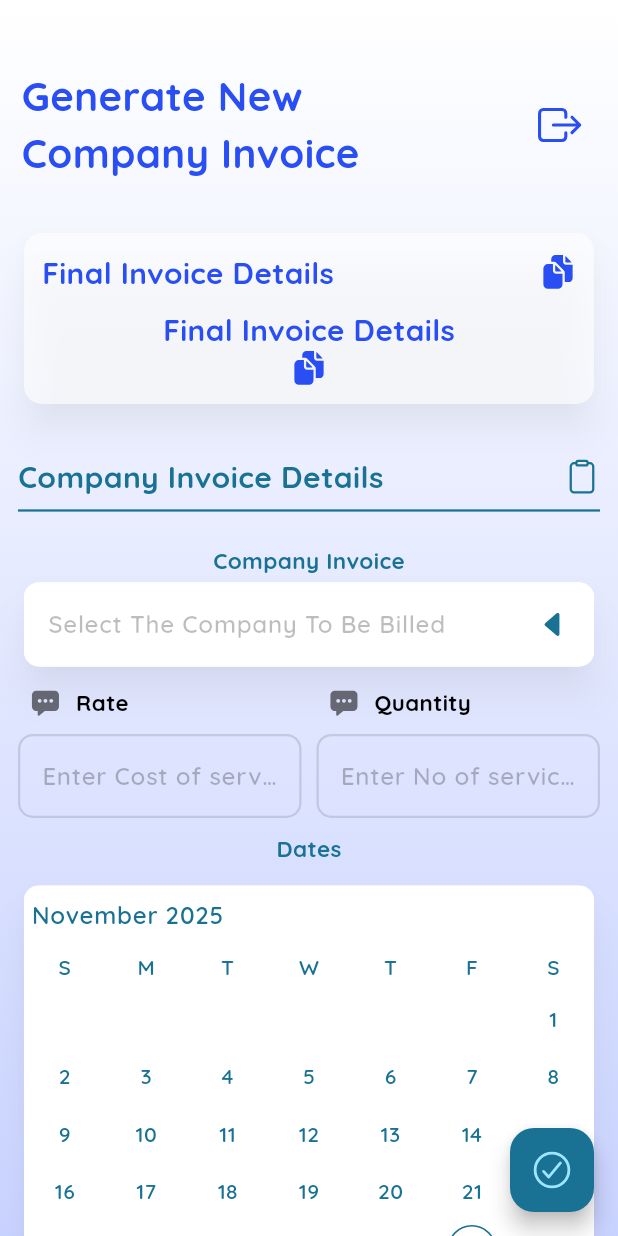
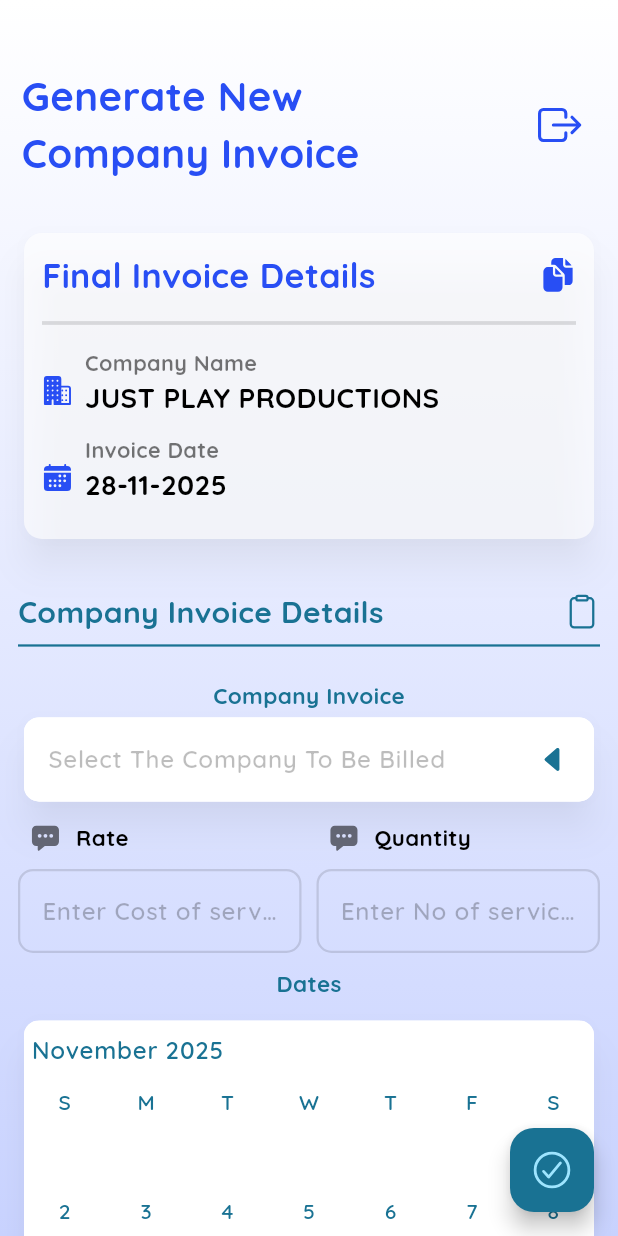
Before and after one commit to Preetham-Prasad-S/flutter-invoice-generator-clean-architecture, a Flutter app: the screen it shows after launch, after a tap on an icon or button, on a phone screen of 412 x 824 dp. Run offline on Flutter 3.47's test engine with Material 3 defaults, Android fonts, the phone set to English and light mode, and no system bars; drawn by our look-alikes of syncfusion_flutter_datepicker; our stand-ins replace carousel_slider, dotted_border, equatable, file_picker, flutter_riverpod, fpdart and 2 more; accounts and stored records are empty.

Commit message:
UI Editing Needed

```diff
--- a/lib/core/themes/app_color.dart
+++ b/lib/core/themes/app_color.dart
@@ -16,6 +16,8 @@
     255,
   );
 
+  static const Color fadedBlack = const Color.fromRGBO(0, 0, 0, 0.541);
+
   static const Color primaryAppColor = const Color.fromARGB(255, 40, 78, 244);
 
   static const Color whiteColor = const Color.fromARGB(255, 255, 255, 255);
--- a/lib/core/themes/app_theme.dart
+++ b/lib/core/themes/app_theme.dart
@@ -9,7 +9,7 @@
     textTheme: Typography().white.apply(fontFamily: "Quicksand"),
     scaffoldBackgroundColor: Colors.transparent,
     primaryColor: const Color.fromARGB(255, 40, 78, 244),
-    cardTheme: CardTheme(
+    cardTheme: CardThemeData(
       shadowColor: AppColor.cardShadowColor,
       color: AppColor.cardColor,
     ),
--- a/lib/features/home/presentation/screens/home_screen.dart
+++ b/lib/features/home/presentation/screens/home_screen.dart
@@ -56,11 +56,11 @@
             context,
             MaterialPageRoute(builder: (context) => UploadTemplateScreen()),
           ),
-      backgroundColor: const Color.fromARGB(255, 40, 77, 244),
+      backgroundColor: AppColor.primaryAppColor,
       child: Icon(
         Ionicons.add_circle_outline,
         size: screenWidth * 0.075,
-        color: const Color.fromARGB(255, 255, 255, 255),
+        color: AppColor.whiteColor,
       ),
     );
   }
@@ -106,11 +106,11 @@
     final screenWidth = MediaQuery.of(context).size.width;
 
     return Padding(
-      padding: EdgeInsets.all(screenWidth * 0.02),
+      padding: EdgeInsets.symmetric(horizontal: 12, vertical: 10),
       child: Card(
         elevation: 10,
-        shadowColor: Colors.black26,
-        color: const Color.fromARGB(171, 255, 255, 255),
+        shadowColor: AppColor.cardShadowColor,
+        color: AppColor.cardColor,
         child: Padding(
           padding: EdgeInsets.symmetric(
             horizontal: screenWidth * 0.04,
@@ -122,7 +122,7 @@
               Text(
                 "Latest Company Invoices",
                 style: TextStyle(
-                  color: const Color.fromARGB(255, 40, 78, 244),
+                  color: AppColor.primaryAppColor,
                   fontFamily: "Quicksand",
                   fontSize: screenWidth * 0.05,
                   fontWeight: FontWeight.w700,
@@ -131,7 +131,7 @@
 
               // Button to go the invoice page
               IconButton(
-                color: const Color.fromARGB(255, 40, 78, 244),
+                color: AppColor.primaryAppColor,
                 iconSize: screenWidth * 0.065,
                 onPressed:
                     () => Navigator.of(context).push(
--- a/lib/features/home/presentation/widgets/custom_invoice_card_calendar_details_widget.dart
+++ b/lib/features/home/presentation/widgets/custom_invoice_card_calendar_details_widget.dart
@@ -1,3 +1,4 @@
+import 'package:app_prototype/core/themes/app_color.dart';
 import 'package:flutter/material.dart';
 import 'package:ionicons/ionicons.dart';
 
@@ -18,7 +19,7 @@
       children: [
         Row(
           children: [
-            Icon(Ionicons.calendar, color: Colors.black38, size: 18),
+            Icon(Ionicons.calendar, color: AppColor.fadedBlack, size: 18),
             SizedBox(width: 10),
             Column(
               crossAxisAlignment: CrossAxisAlignment.start,
@@ -27,7 +28,7 @@
                   "Issued Date",
                   overflow: TextOverflow.ellipsis,
                   style: TextStyle(
-                    color: Colors.black54,
+                    color: AppColor.fadedBlack,
                     fontSize: 14,
                     fontWeight: FontWeight.w600,
                     fontFamily: "Quicksand",
@@ -37,7 +38,7 @@
                   "$month",
                   overflow: TextOverflow.ellipsis,
                   style: TextStyle(
-                    color: const Color.fromARGB(255, 40, 78, 244),
+                    color: AppColor.primaryAppColor,
                     fontSize: 16,
                     fontWeight: FontWeight.bold,
                     fontFamily: "Quicksand",
@@ -49,7 +50,7 @@
         ),
         Row(
           children: [
-            Icon(Ionicons.calendar_clear, color: Colors.black38, size: 18),
+            Icon(Ionicons.calendar_clear, color: AppColor.fadedBlack, size: 18),
             SizedBox(width: 10),
 
             Column(
@@ -60,7 +61,7 @@
                   "Year",
                   overflow: TextOverflow.ellipsis,
                   style: TextStyle(
-                    color: Colors.black54,
+                    color: AppColor.fadedBlack,
                     fontSize: 14,
                     fontWeight: FontWeight.w600,
                     fontFamily: "Quicksand",
@@ -70,7 +71,7 @@
                   "$year",
                   overflow: TextOverflow.ellipsis,
                   style: TextStyle(
-                    color: const Color.fromARGB(255, 40, 78, 244),
+                    color: AppColor.primaryAppColor,
                     fontSize: 16,
                     fontWeight: FontWeight.bold,
                     fontFamily: "Quicksand",
--- a/lib/features/home/presentation/widgets/custom_invoice_card_viewer_widget.dart
+++ b/lib/features/home/presentation/widgets/custom_invoice_card_viewer_widget.dart
@@ -12,7 +12,7 @@
   @override
   Widget build(BuildContext context) {
     return ListView.builder(
-      padding: EdgeInsets.all(8),
+      padding: EdgeInsets.symmetric(horizontal: 12),
       shrinkWrap: true,
       physics: NeverScrollableScrollPhysics(),
       itemCount: 3,
--- a/lib/features/home/presentation/widgets/custom_invoice_card_widget.dart
+++ b/lib/features/home/presentation/widgets/custom_invoice_card_widget.dart
@@ -1,3 +1,4 @@
+import 'package:app_prototype/core/themes/app_color.dart';
 import 'package:app_prototype/features/home/presentation/widgets/custom_invoice_card_calendar_details_widget.dart';
 import 'package:flutter/material.dart';
 import 'package:ionicons/ionicons.dart';
@@ -22,7 +23,7 @@
       padding: const EdgeInsets.symmetric(vertical: 8.0),
       child: Card(
         elevation: 10,
-        shadowColor: Colors.black26,
+        shadowColor: AppColor.fadedBlack,
         color: const Color.fromARGB(171, 255, 255, 255),
         child: Padding(
           padding: const EdgeInsets.all(20.0),
@@ -88,7 +89,7 @@
             Icon(size: 18, Ionicons.business, color: Colors.black38),
             SizedBox(width: 15),
             SizedBox(
-              width: 250,
+              width: 200,
               child: Text(
                 companyName,
                 style: TextStyle(
--- a/lib/features/home/presentation/widgets/custom_statistics_widget.dart
+++ b/lib/features/home/presentation/widgets/custom_statistics_widget.dart
@@ -53,7 +53,6 @@
               )
               .toList(),
       options: CarouselOptions(
-        height: screenHeight * 0.27,
         autoPlay: true,
         enlargeCenterPage: true,
         disableCenter: true,
--- a/lib/features/invoice/presentation/widgets/custom_final_invoice_widget.dart
+++ b/lib/features/invoice/presentation/widgets/custom_final_invoice_widget.dart
@@ -18,8 +18,6 @@
           child: Column(
             crossAxisAlignment: CrossAxisAlignment.start,
             children: [
-              Column(
-                children: [
               Row(
                 mainAxisAlignment: MainAxisAlignment.spaceBetween,
                 children: [
@@ -28,22 +26,91 @@
                     style: TextStyle(
                       color: AppColor.primaryAppColor,
                       fontWeight: FontWeight.w700,
-                          fontSize: screenWidth * 0.048,
+                      fontSize: screenWidth * 0.055,
                     ),
                   ),
                   Icon(Ionicons.documents, color: AppColor.primaryAppColor),
                 ],
               ),
-                  SizedBox(height: 10),
-                  Text(
-                    "Final Invoice Details",
-                    style: TextStyle(
+              Padding(
+                padding: const EdgeInsets.symmetric(vertical: 8.0),
+                child: Divider(color: Colors.black12, thickness: 2.5),
+              ),
+              Row(
+                crossAxisAlignment: CrossAxisAlignment.center,
+                mainAxisAlignment: MainAxisAlignment.start,
+                children: [
+                  Padding(
+                    padding: const EdgeInsets.only(right: 8.0),
+                    child: Icon(
+                      Ionicons.business,
+                      size: screenWidth * 0.05,
                       color: AppColor.primaryAppColor,
-                      fontWeight: FontWeight.w700,
-                      fontSize: screenWidth * 0.048,
                     ),
                   ),
-                  Icon(Ionicons.documents, color: AppColor.primaryAppColor),
+                  Column(
+                    crossAxisAlignment: CrossAxisAlignment.start,
+                    children: [
+                      Text(
+                        "Company Name",
+                        style: TextStyle(
+                          color: Colors.black54,
+                          fontFamily: "Quicksand",
+                          fontSize: screenWidth * 0.035,
+                          fontWeight: FontWeight.w700,
+                        ),
+                      ),
+                      Text(
+                        "JUST PLAY PRODUCTIONS",
+                        style: TextStyle(
+                          color: Colors.black,
+                          fontFamily: "Quicksand",
+                          fontSize: screenWidth * 0.045,
+                          fontWeight: FontWeight.w700,
+                        ),
+                      ),
+                      SizedBox(height: 10),
+                    ],
+                  ),
+                ],
+              ),
+
+              Row(
+                crossAxisAlignment: CrossAxisAlignment.center,
+                mainAxisAlignment: MainAxisAlignment.start,
+                children: [
+                  Padding(
+                    padding: const EdgeInsets.only(right: 8.0),
+                    child: Icon(
+                      Ionicons.calendar,
+                      size: screenWidth * 0.05,
+                      color: AppColor.primaryAppColor,
+                    ),
+                  ),
+                  Column(
+                    crossAxisAlignment: CrossAxisAlignment.start,
+                    children: [
+                      Text(
+                        "Invoice Date",
+                        style: TextStyle(
+                          color: Colors.black54,
+                          fontFamily: "Quicksand",
+                          fontSize: screenWidth * 0.035,
+                          fontWeight: FontWeight.w700,
+                        ),
+                      ),
+                      Text(
+                        "28-11-2025",
+                        style: TextStyle(
+                          color: Colors.black,
+                          fontFamily: "Quicksand",
+                          fontSize: screenWidth * 0.045,
+                          fontWeight: FontWeight.w700,
+                        ),
+                      ),
+                      SizedBox(height: 10),
+                    ],
+                  ),
                 ],
               ),
             ],
--- a/lib/main.dart
+++ b/lib/main.dart
@@ -1,8 +1,6 @@
 import 'package:app_prototype/core/secrets/supabase_credentials.dart';
 import 'package:app_prototype/core/themes/app_theme.dart';
 import 'package:app_prototype/features/home/presentation/screens/home_screen.dart';
-import 'package:app_prototype/features/invoice/presentation/screens/invoice_bill_screen.dart';
-import 'package:app_prototype/features/template/presentation/screens/upload_template_screen.dart';
 import 'package:flutter/material.dart';
 import 'package:flutter_riverpod/flutter_riverpod.dart';
 import 'package:supabase_flutter/supabase_flutter.dart';
```
Also changed, not shown: pubspec.lock. Lines whose indentation alone changed are shown as unchanged.
